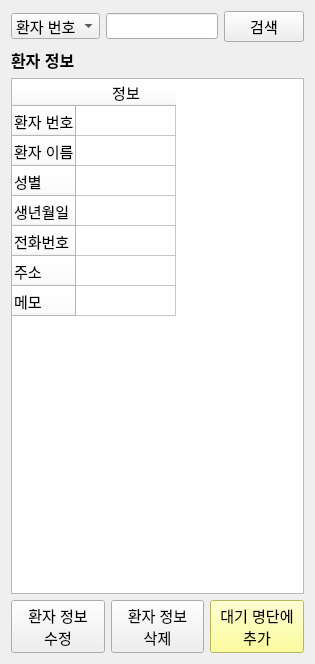
Old version of the form pms/PatientManagementSW/patientinfomanager.ui in the repository KimYooseon/Final_PJ.
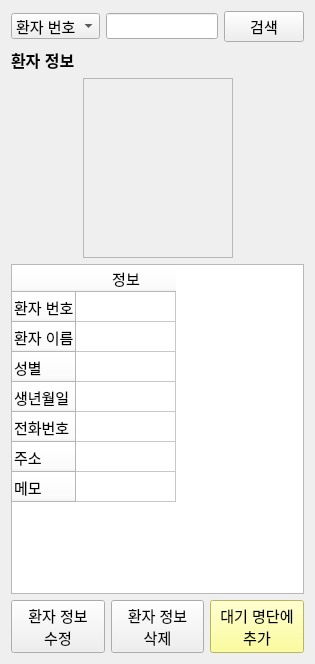
New version of the form.

```diff
--- a/pms/PatientManagementSW/patientinfomanager.ui
+++ b/pms/PatientManagementSW/patientinfomanager.ui
@@ -15,6 +15,8 @@
   </property>
   <layout class="QGridLayout" name="gridLayout">
    <item row="0" column="0">
+    <layout class="QVBoxLayout" name="verticalLayout">
+     <item>
     <layout class="QHBoxLayout" name="horizontalLayout_2">
      <item>
       <widget class="QComboBox" name="searchComboBox">
@@ -58,8 +60,6 @@
      </item>
     </layout>
    </item>
-   <item row="1" column="0">
-    <layout class="QVBoxLayout" name="verticalLayout">
      <item>
       <widget class="QLabel" name="label_2">
        <property name="font">
@@ -73,6 +73,64 @@
        </property>
       </widget>
      </item>
+     <item>
+      <layout class="QHBoxLayout" name="horizontalLayout_3">
+       <item>
+        <spacer name="horizontalSpacer_2">
+         <property name="orientation">
+          <enum>Qt::Horizontal</enum>
+         </property>
+         <property name="sizeHint" stdset="0">
+          <size>
+           <width>40</width>
+           <height>20</height>
+          </size>
+         </property>
+        </spacer>
+       </item>
+       <item>
+        <widget class="QLabel" name="patientFace">
+         <property name="sizePolicy">
+          <sizepolicy hsizetype="Fixed" vsizetype="Fixed">
+           <horstretch>0</horstretch>
+           <verstretch>0</verstretch>
+          </sizepolicy>
+         </property>
+         <property name="minimumSize">
+          <size>
+           <width>150</width>
+           <height>180</height>
+          </size>
+         </property>
+         <property name="maximumSize">
+          <size>
+           <width>150</width>
+           <height>180</height>
+          </size>
+         </property>
+         <property name="frameShape">
+          <enum>QFrame::StyledPanel</enum>
+         </property>
+         <property name="text">
+          <string/>
+         </property>
+        </widget>
+       </item>
+       <item>
+        <spacer name="horizontalSpacer">
+         <property name="orientation">
+          <enum>Qt::Horizontal</enum>
+         </property>
+         <property name="sizeHint" stdset="0">
+          <size>
+           <width>40</width>
+           <height>20</height>
+          </size>
+         </property>
+        </spacer>
+       </item>
+      </layout>
+     </item>
      <item>
       <widget class="QTableWidget" name="clientInfoTableWidget">
        <property name="font">
```
Left out of the diff: 2 changed lines with no effect on the pictures. Lines whose indentation alone changed are shown as unchanged.
